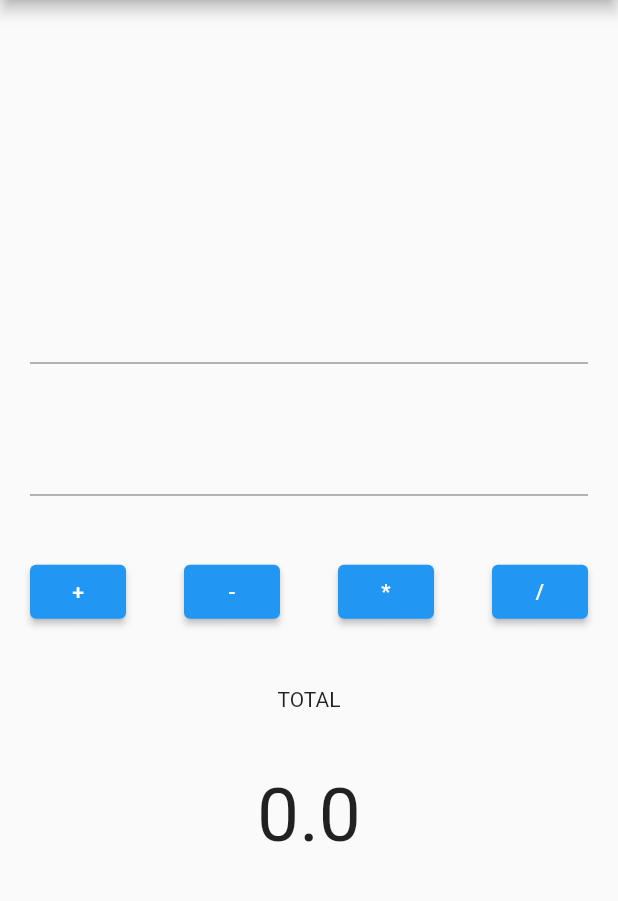
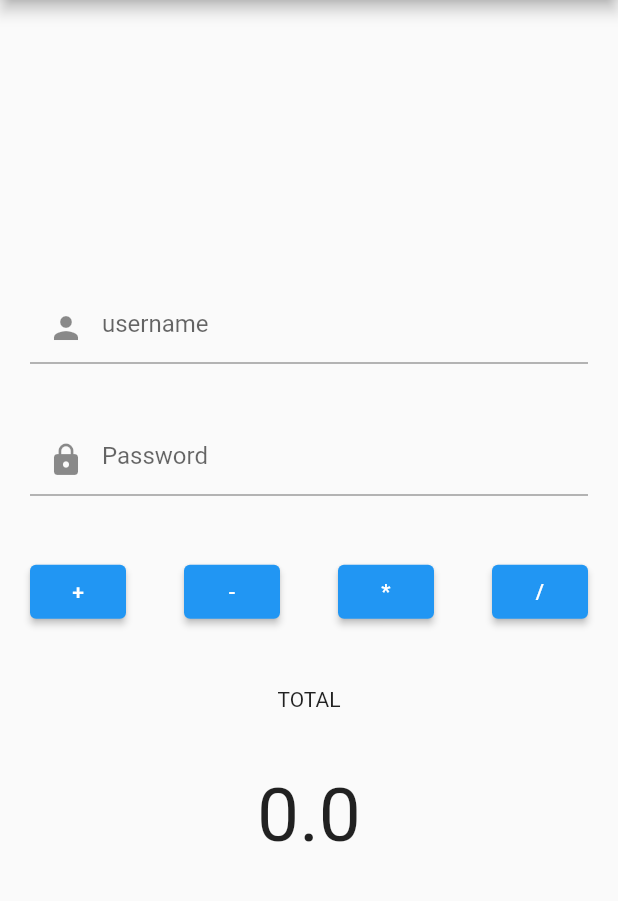
Before and after one commit to sunnymac/formfield, a Flutter app: the screen it shows after launch, on a phone screen of 412 x 824 dp, the part 84-985 px from its top. Run offline on Flutter 3.47's test engine with Material 2 defaults, Android fonts, the phone set to English and light mode, and no system bars.

Commit message:
prefix icon

```diff
--- a/lib/main.dart
+++ b/lib/main.dart
@@ -60,7 +60,12 @@ class _MyHomePageState extends State<MyHomePage> {
 
               Container(
                 child: TextFormField(
+                  decoration: InputDecoration(
+                    hintText: "username",
+                    prefixIcon: Icon(Icons.person)
+                  ),
                   controller: text1controller,
+                  keyboardType: TextInputType.number,
 
                 ),
               ),
@@ -68,7 +73,10 @@ class _MyHomePageState extends State<MyHomePage> {
 
               Container(
                 child: TextFormField(
+                  decoration: InputDecoration(prefixIcon: Icon(Icons.lock), hintText:"Password"),
+                  obscureText: true,
                   controller: text2controller,
+                   keyboardType: TextInputType.number,
 
                 ),
               ),
```
